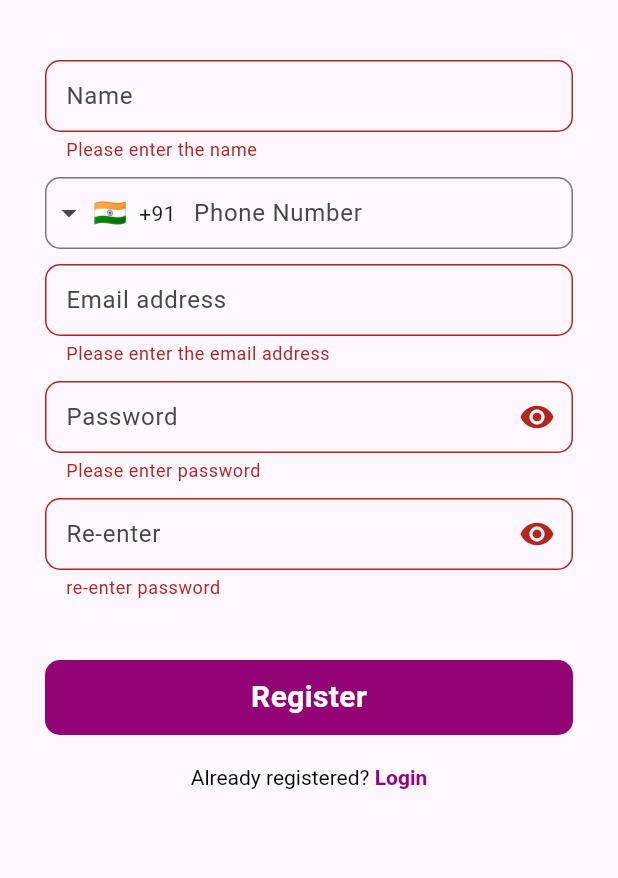
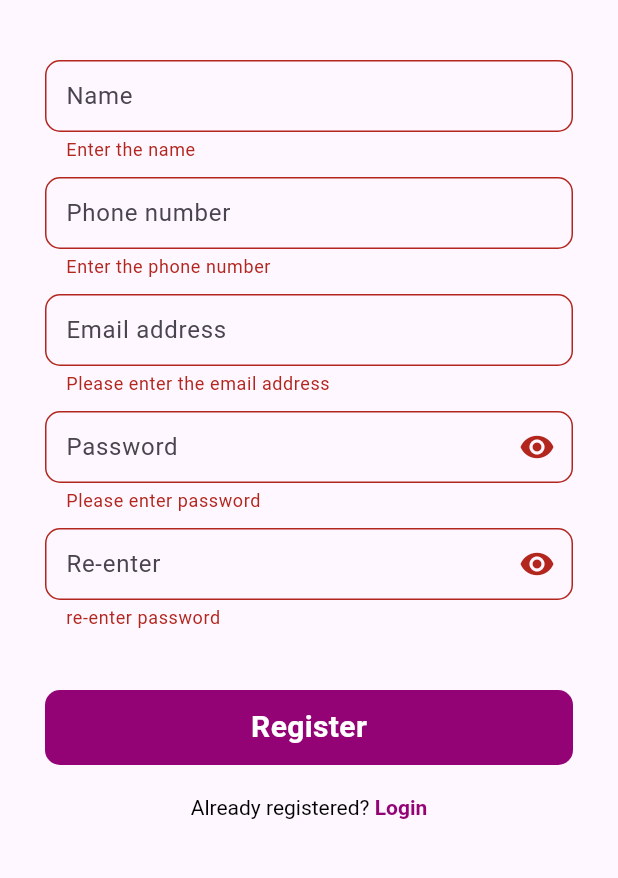
Before and after one commit to jaganprasad093/learning_app, a Flutter app: the RegisterPage screen opened by its route, after a tap on "Register", on a phone screen of 412 x 824 dp, the part 354-1232 px from its top. Run offline on Flutter 3.47's test engine with Material 3 defaults, Android fonts, the phone set to English and light mode, and no system bars; drawn by our look-alikes of intl_phone_field; our stand-ins replace carousel_slider, flutter_local_notifications, lottie, pinput, shared_preferences, smooth_page_indicator; accounts and stored records are empty.

Commit message:
registration compelete

```diff
--- a/lib/controller/notification_controlller.dart
+++ b/lib/controller/notification_controlller.dart
@@ -1,6 +1,7 @@
+import 'package:flutter/material.dart';
 import 'package:flutter_local_notifications/flutter_local_notifications.dart';
 
-class NotificationControlller {
+class NotificationControlller with ChangeNotifier {
   final FlutterLocalNotificationsPlugin notificationsPlugin =
       FlutterLocalNotificationsPlugin();
 
--- a/lib/core/widgets/custom_textformfield.dart
+++ b/lib/core/widgets/custom_textformfield.dart
@@ -1,3 +1,4 @@
+// ignore_for_file: public_member_api_docs, sort_constructors_first
 import 'package:flutter/material.dart';
 
 class CustomTextField extends StatelessWidget {
@@ -8,6 +9,11 @@ class CustomTextField extends StatelessWidget {
   final VoidCallback? onTap;
   final Widget? suffixIcon;
   final EdgeInsetsGeometry? contentPadding;
+  final Widget? prefix;
+  final String? prefixText;
+  final String? errorText;
+  final TextInputType? keyboardType;
+  final int? maxLength;
 
   const CustomTextField({
     Key? key,
@@ -18,6 +24,11 @@ class CustomTextField extends StatelessWidget {
     this.onTap,
     this.suffixIcon,
     this.contentPadding,
+    this.prefix,
+    this.prefixText,
+    this.errorText,
+    this.keyboardType,
+    this.maxLength,
   }) : super(key: key);
 
   @override
@@ -30,11 +41,18 @@ class CustomTextField extends StatelessWidget {
           onTap: () {},
           controller: controller,
           obscureText: obscureText,
+          maxLength: maxLength,
+          keyboardType: keyboardType,
           decoration: InputDecoration(
+            counterText: "",
+            errorText: errorText,
             contentPadding: contentPadding == null
                 ? EdgeInsets.symmetric(vertical: 10, horizontal: 10)
                 : contentPadding,
             hintText: hintText,
+            prefixText: prefixText,
+            // isDense: true,
+            prefixIconConstraints: BoxConstraints(minWidth: 0, minHeight: 0),
             suffixIcon: isPassword
                 ? GestureDetector(
                     onTap: () {
--- a/lib/view/register_page/register_page.dart
+++ b/lib/view/register_page/register_page.dart
@@ -1,7 +1,7 @@
 import 'dart:developer';
+
 import 'package:flutter/material.dart';
-import 'package:intl_phone_field/intl_phone_field.dart';
-import 'package:intl_phone_field/phone_number.dart';
+import 'package:learning_app/controller/notification_controlller.dart';
 import 'package:learning_app/controller/register_controller.dart';
 import 'package:learning_app/core/constants/color_constants.dart';
 import 'package:learning_app/core/constants/image_constants.dart';
@@ -26,9 +26,13 @@ class _RegisterPageState extends State<RegisterPage> {
   bool invisible2 = true;
   final _formKey = GlobalKey<FormState>();
   FocusNode focusNode = FocusNode();
+  String? email_validate;
+  String? mobile_validate;
 
   @override
   Widget build(BuildContext context) {
+    var provider = context.watch<RegisterController>();
+    log("mob vali 1--$mobile_validate");
     return Scaffold(
       appBar: AppBar(
         title: Text(
@@ -62,78 +66,46 @@ class _RegisterPageState extends State<RegisterPage> {
                     controller: name_Controller,
                     hintText: "Name",
                     validator: (String? value) {
-                      return (value == null || value.isEmpty)
-                          ? 'Please enter the name'
-                          : null;
+                      if (value == null || value.isEmpty) {
+                        return 'Enter the name';
+                      }
+
+                      RegExp regex = RegExp(r'^[a-zA-Z\s]+$');
+
+                      if (!regex.hasMatch(value)) {
+                        return "Please enter a valid name ";
+                      }
                     },
                   ),
                   SizedBox(height: 10),
-                  IntlPhoneField(
+                  CustomTextField(
+                    errorText:
+                        context.watch<RegisterController>().mobile_validate,
+                    keyboardType: TextInputType.number,
+                    prefix: Text(
+                      "+91",
+                      style: TextStyle(fontSize: 15),
+                    ),
+                    // prefixText: "91",
                     controller: phone_Controller,
-                    disableLengthCheck: true,
-                    focusNode: focusNode,
-                    decoration: InputDecoration(
-                      errorBorder: OutlineInputBorder(
-                        borderRadius: BorderRadius.circular(10),
-                        borderSide: BorderSide(color: ColorConstants.red),
-                      ),
-                      contentPadding:
-                          EdgeInsets.symmetric(vertical: 10, horizontal: 10),
-                      hintText: 'Phone Number',
-                      border: OutlineInputBorder(
-                        borderRadius: BorderRadius.circular(10),
-                      ),
-                    ),
-                    languageCode: "en",
-                    initialCountryCode: "IN",
-                    onSaved: (newValue) {},
-                    onChanged: (phone) {
-                      print(phone.completeNumber);
-                    },
-                    onCountryChanged: (country) {
-                      print('Country changed to: ' + country.name);
-                    },
-                    validator: (PhoneNumber? phonenumber) {
-                      if (phonenumber == null || phonenumber.number.isEmpty) {
-                        return 'Enter phone number';
+                    maxLength: 10,
+                    hintText: "Phone number",
+                    validator: (String? value) {
+                      if (value == null || value.isEmpty) {
+                        return 'Enter the phone number';
                       }
                       RegExp regex = RegExp(r'^\+?[0-9]{10,15}$');
-                      if (!regex.hasMatch(phonenumber.number)) {
+                      if (!regex.hasMatch(phone_Controller.text)) {
                         return "Enter a valid phone number";
                       }
+
                       return null;
                     },
-                    autovalidateMode: AutovalidateMode.onUserInteraction,
                   ),
-                  // IntlPhoneField(
-                  //   decoration: InputDecoration(
-                  //     labelText: 'Phone Number',
-                  //     border: OutlineInputBorder(
-                  //       borderSide: BorderSide(),
-                  //     ),
-                  //   ),
-                  //   onChanged: (phone) {
-                  //     print(phone.completeNumber);
-                  //   },
-                  //   onCountryChanged: (country) {
-                  //     print('Country changed to: ' + country.name);
-                  //   },
-                  //   validator: (PhoneNumber? phonenumber) {
-                  //     if (phonenumber == null || phonenumber.number.isEmpty) {
-                  //       return 'enter phone number';
-                  //     }
-                  //     RegExp regex = RegExp(r'^\+?[0-9]{10,15}$');
-                  //     // if (!regex.hasMatch(phonenumber.toString())) {
-                  //     //   return "Enter a valid phone number";
-                  //     // }
-                  //     return null;
-                  //   },
-                  //   // autovalidateMode: AutovalidateMode.disabled,
-                  //   // validator: (p0) {},
-                  // ),
-
                   SizedBox(height: 10),
                   CustomTextField(
+                    errorText:
+                        context.watch<RegisterController>().email_validate,
                     controller: email_Controller,
                     hintText: "Email address",
                     validator: (String? value) {
@@ -143,6 +115,10 @@ class _RegisterPageState extends State<RegisterPage> {
                       if (!RegExp(r'^[^@]+@[^@]+\.[^@]+').hasMatch(value)) {
                         return "Enter a valid email address";
                       }
+                      if (email_validate != null) {
+                        return "User with email already exists.";
+                      }
+
                       return null;
                     },
                   ),
@@ -155,6 +131,20 @@ class _RegisterPageState extends State<RegisterPage> {
                       if (value == null || value.isEmpty) {
                         return 'Please enter password';
                       }
+                      if (value.length < 8) {
+                        return "Password must be at least 8 characters long";
+                      }
+                      if (!RegExp(r'[A-Z]').hasMatch(value)) {
+                        return "Password must contain at least one uppercase letter";
+                      }
+
+                      if (!RegExp(r'[a-z]').hasMatch(value)) {
+                        return "Password must contain at least one lowercase letter";
+                      }
+                      final RegExp regSpecial = RegExp(r'[!@#\$&*~]');
+                      if (!regSpecial.hasMatch(value)) {
+                        return "Password must contain at least one special charater";
+                      }
                     },
                   ),
                   SizedBox(height: 10),
@@ -166,16 +156,23 @@ class _RegisterPageState extends State<RegisterPage> {
                       if (value == null || value.isEmpty) {
                         return "re-enter password";
                       }
+                      if (value.length < 8) {
+                        return "Password must be at least 8 characters long";
+                      }
+                      if (!RegExp(r'[A-Z]').hasMatch(value)) {
+                        return "Password must contain at least one uppercase letter";
+                      }
+
+                      if (!RegExp(r'[a-z]').hasMatch(value)) {
+                        return "Password must contain at least one lowercase letter";
+                      }
+                      final RegExp regSpecial = RegExp(r'[!@#\$&*~]');
+                      if (!regSpecial.hasMatch(value)) {
+                        return "Password must contain at least one special charater";
+                      }
                       if (password_controller.text != value) {
                         return 'Passwords do not match';
                       }
-//                       final RegExp passwordRegExp = RegExp(
-//                         r'^(?=.*[a-z])(?=.*[A-Z])(?=.*[0-9])(?=.*[!@#$%^&*(),.?":{}|<>])[A-Za-z\d!@#$%^&*(),.?":{}|<>]{8,}$',
-//                       );
-//                       if (!passwordRegExp.hasMatch(value)) {
-//                         return '''
-// Password must contain 8 characters, one uppercase letter, one lowercase letter, one number, and one special character.''';
-//                       }
                     },
                   ),
                   SizedBox(
@@ -184,24 +181,13 @@ class _RegisterPageState extends State<RegisterPage> {
                   InkWell(
                     onTap: () async {
                       if (_formKey.currentState!.validate()) {
-                        final RegExp passwordRegExp = RegExp(
-                          r'^(?=.*[a-z])(?=.*[A-Z])(?=.*[0-9])(?=.*[!@#$%^&*(),.?":{}|<>])[A-Za-z\d!@#$%^&*(),.?":{}|<>]{8,}$',
-                        );
-                        if (!passwordRegExp
-                            .hasMatch(password_controller.text)) {
-                          ScaffoldMessenger.of(context).showSnackBar(SnackBar(
-                              backgroundColor: Colors.red,
-                              content: Text(
-                                  "Password must contain 8 charaters including one uppercase character, one lowercase character,one special character and numbers")));
-                        } else {
                         await context.read<RegisterController>().registerData(
                             name_Controller.text,
                             int.parse(phone_Controller.text),
                             email_Controller.text,
-                              password_controller.text);
+                            password_controller.text,
+                            context);
                       }
-                      }
-                      // log("phone--${int.parse(phone_Controller.text)}");
                     },
                     child: Container(
                       height: 50,
@@ -211,7 +197,14 @@ class _RegisterPageState extends State<RegisterPage> {
                         borderRadius: BorderRadius.circular(10),
                       ),
                       child: Center(
-                        child: Text(
+                        child: provider.isLoading
+                            ? Padding(
+                                padding: const EdgeInsets.all(8),
+                                child: CircularProgressIndicator(
+                                  color: ColorConstants.primary_white,
+                                ),
+                              )
+                            : Text(
                                 "Register",
                                 style: TextStyle(
                                   color: Colors.white,
--- a/pubspec.yaml
+++ b/pubspec.yaml
@@ -44,6 +44,8 @@ dependencies:
   http: ^1.2.2
   provider: ^6.1.2
   intl_phone_field_with_validator: ^0.2.0
+  pinput: ^5.0.0
+  shared_preferences: ^2.3.2
 
 dev_dependencies:
   flutter_test:
```
Also changed, not shown: lib/controller/register_controller.dart (+161 -14 lines), lib/main.dart (+6 -1 lines), lib/view/login_page/login_page.dart (+8 -3 lines), lib/view/register_page/widgets/otp_verification.dart (added, +154 -0 lines), lib/view/login_page/otp_submission/otp_submission.dart (renamed from lib/view/checkout_page/otp_submission/otp_submission.dart), pubspec.lock, 1 other file. Lines whose indentation alone changed are shown as unchanged.
